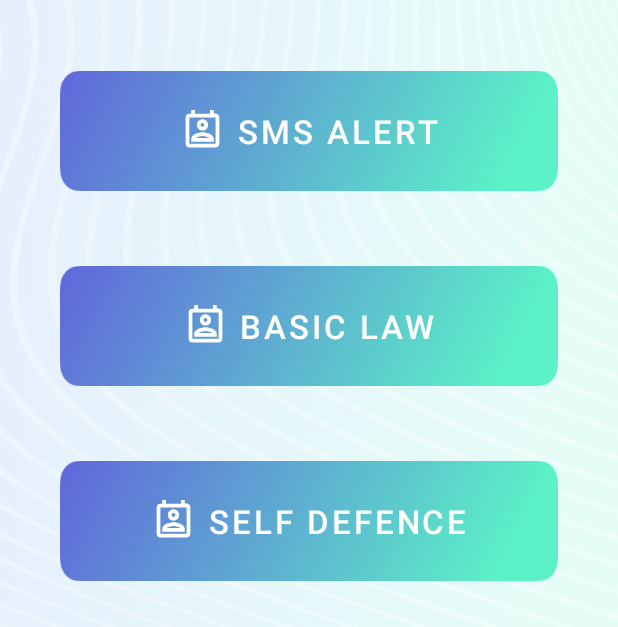
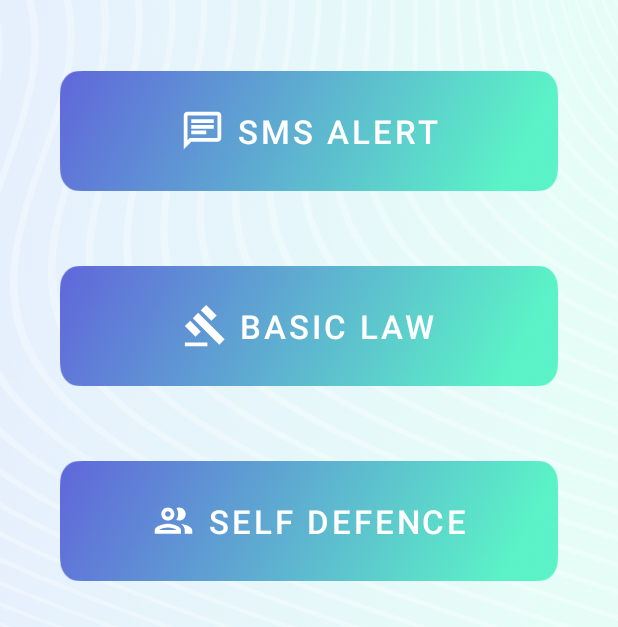
Before and after one commit to rerasi/Own-Safety, an Android app: the MainActivity screen opened directly, with no data from a screen before it, on a phone screen of 412 x 824 dp. Shown: the part 435-1062 px from the top of the screen. Run offline under Robolectric (Android 15) with nearby library versions, the phone set to English and light mode, and no system bars; Roboto replaces fonts that are not available here.

Commit message:
change icons for main screen button

```diff
--- a/app/src/main/res/drawable/contact.xml
+++ /dev/null
@@ -1,5 +0,0 @@
-<vector android:height="24dp" android:tint="#6564E5"
-    android:viewportHeight="24" android:viewportWidth="24"
-    android:width="24dp" xmlns:android="http://schemas.android.com/apk/res/android">
-    <path android:fillColor="@android:color/white" android:pathData="M19,3h-1L18,1h-2v2L8,3L8,1L6,1v2L5,3c-1.11,0 -2,0.9 -2,2v14c0,1.1 0.89,2 2,2h14c1.1,0 2,-0.9 2,-2L21,5c0,-1.1 -0.9,-2 -2,-2zM12,6c1.66,0 3,1.34 3,3s-1.34,3 -3,3 -3,-1.34 -3,-3 1.34,-3 3,-3zM18,18L6,18v-1c0,-2 4,-3.1 6,-3.1s6,1.1 6,3.1v1z"/>
-</vector>
--- /dev/null
+++ b/app/src/main/res/drawable/ic_chat.xml
@@ -0,0 +1,5 @@
+<vector android:height="24dp" android:tint="#FFFFFF"
+    android:viewportHeight="24" android:viewportWidth="24"
+    android:width="24dp" xmlns:android="http://schemas.android.com/apk/res/android">
+    <path android:fillColor="@android:color/white" android:pathData="M4,4h16v12L5.17,16L4,17.17L4,4m0,-2c-1.1,0 -1.99,0.9 -1.99,2L2,22l4,-4h14c1.1,0 2,-0.9 2,-2L22,4c0,-1.1 -0.9,-2 -2,-2L4,2zM6,12h8v2L6,14v-2zM6,9h12v2L6,11L6,9zM6,6h12v2L6,8L6,6z"/>
+</vector>
--- /dev/null
+++ b/app/src/main/res/drawable/ic_law.xml
@@ -0,0 +1,5 @@
+<vector android:height="24dp" android:tint="#FFFFFF"
+    android:viewportHeight="24" android:viewportWidth="24"
+    android:width="24dp" xmlns:android="http://schemas.android.com/apk/res/android">
+    <path android:fillColor="@android:color/white" android:pathData="M1,21h12v2H1v-2zM5.24,8.07l2.83,-2.83 14.14,14.14 -2.83,2.83L5.24,8.07zM12.32,1l5.66,5.66 -2.83,2.83 -5.66,-5.66L12.32,1zM3.83,9.48l5.66,5.66 -2.83,2.83L1,12.31l2.83,-2.83z"/>
+</vector>
--- /dev/null
+++ b/app/src/main/res/drawable/ic_self_defence.xml
@@ -0,0 +1,5 @@
+<vector android:height="24dp" android:tint="#FFFFFF"
+    android:viewportHeight="24" android:viewportWidth="24"
+    android:width="24dp" xmlns:android="http://schemas.android.com/apk/res/android">
+    <path android:fillColor="@android:color/white" android:pathData="M9,13.75c-2.34,0 -7,1.17 -7,3.5L2,19h14v-1.75c0,-2.33 -4.66,-3.5 -7,-3.5zM4.34,17c0.84,-0.58 2.87,-1.25 4.66,-1.25s3.82,0.67 4.66,1.25L4.34,17zM9,12c1.93,0 3.5,-1.57 3.5,-3.5S10.93,5 9,5 5.5,6.57 5.5,8.5 7.07,12 9,12zM9,7c0.83,0 1.5,0.67 1.5,1.5S9.83,10 9,10s-1.5,-0.67 -1.5,-1.5S8.17,7 9,7zM16.04,13.81c1.16,0.84 1.96,1.96 1.96,3.44L18,19h4v-1.75c0,-2.02 -3.5,-3.17 -5.96,-3.44zM15,12c1.93,0 3.5,-1.57 3.5,-3.5S16.93,5 15,5c-0.54,0 -1.04,0.13 -1.5,0.35 0.63,0.89 1,1.98 1,3.15s-0.37,2.26 -1,3.15c0.46,0.22 0.96,0.35 1.5,0.35z"/>
+</vector>
--- a/app/src/main/res/layout/activity_main.xml
+++ b/app/src/main/res/layout/activity_main.xml
@@ -34,7 +34,7 @@
         android:textSize="22sp"
         app:backgroundTint="@color/btn_gra"
         app:backgroundTintMode="add"
-        app:icon="@drawable/ic_outline_perm_contact_calendar_24"
+        app:icon="@drawable/ic_contact"
         app:iconGravity="textStart"
         app:iconSize="30dp"
         tools:ignore="HardcodedText" />
@@ -54,7 +54,7 @@
         android:textSize="22sp"
         app:backgroundTint="@color/btn_gra"
         app:backgroundTintMode="add"
-        app:icon="@drawable/ic_outline_perm_contact_calendar_24"
+        app:icon="@drawable/ic_chat"
         app:iconGravity="textStart"
         app:iconSize="30dp"
         tools:ignore="HardcodedText" />
@@ -74,7 +74,7 @@
         android:textSize="22sp"
         app:backgroundTint="@color/btn_gra"
         app:backgroundTintMode="add"
-        app:icon="@drawable/ic_outline_perm_contact_calendar_24"
+        app:icon="@drawable/ic_law"
         app:iconGravity="textStart"
         app:iconSize="30dp"
         tools:ignore="HardcodedText" />
@@ -94,7 +94,7 @@
         android:textSize="22sp"
         app:backgroundTint="@color/btn_gra"
         app:backgroundTintMode="add"
-        app:icon="@drawable/ic_outline_perm_contact_calendar_24"
+        app:icon="@drawable/ic_self_defence"
         app:iconGravity="textStart"
         app:iconSize="30dp"
         tools:ignore="HardcodedText" />
```
Also changed, not shown: app/src/main/res/drawable/ic_contact.xml (renamed from app/src/main/res/drawable/ic_outline_perm_contact_calendar_24.xml).
